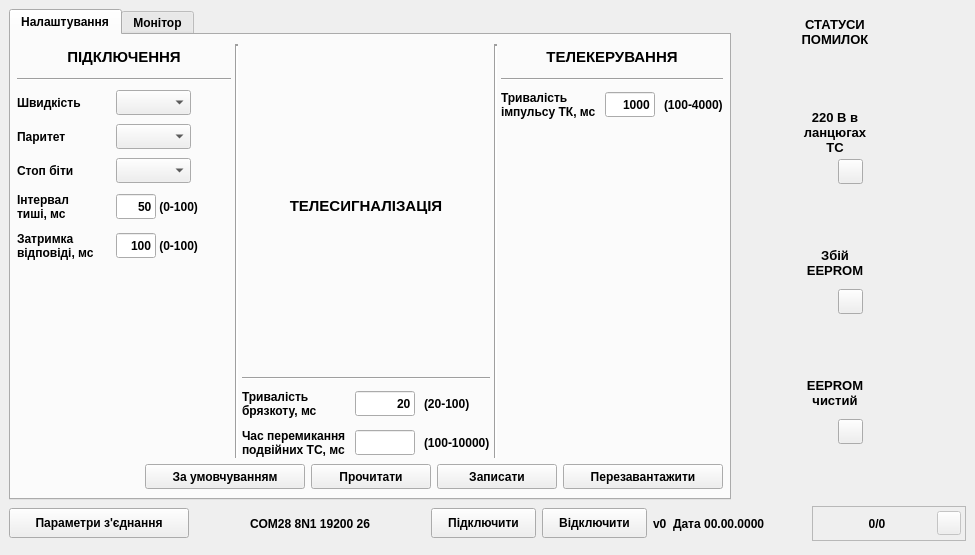
Before: the Qt Designer form mdio.ui in Goodjamp/Mdio, drawn with Qt 5.
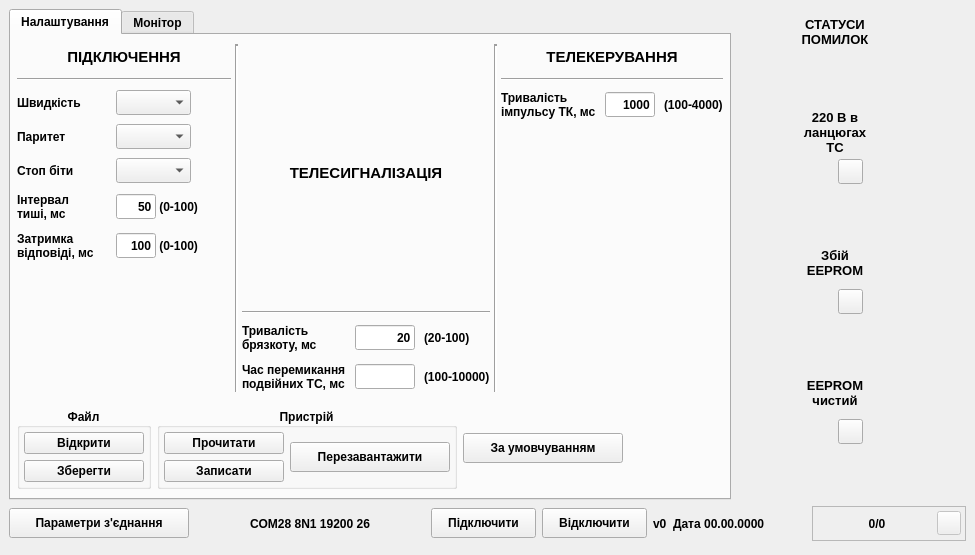
After: the same form once the commit is applied.

Commit message: Added storing settings

What changed in the file:
```diff
--- a/mdio.ui
+++ b/mdio.ui
@@ -854,6 +854,200 @@
           </item>
           <item>
            <layout class="QHBoxLayout" name="horizontalLayout_3">
+            <property name="topMargin">
+             <number>10</number>
+            </property>
+            <item>
+             <widget class="QGroupBox" name="groupBox">
+              <property name="title">
+               <string>Файл</string>
+              </property>
+              <property name="alignment">
+               <set>Qt::AlignCenter</set>
+              </property>
+              <layout class="QVBoxLayout" name="verticalLayout_6">
+               <property name="leftMargin">
+                <number>4</number>
+               </property>
+               <property name="topMargin">
+                <number>4</number>
+               </property>
+               <property name="rightMargin">
+                <number>4</number>
+               </property>
+               <property name="bottomMargin">
+                <number>4</number>
+               </property>
+               <item>
+                <widget class="QPushButton" name="pbOpenSettingsFile">
+                 <property name="minimumSize">
+                  <size>
+                   <width>120</width>
+                   <height>0</height>
+                  </size>
+                 </property>
+                 <property name="maximumSize">
+                  <size>
+                   <width>120</width>
+                   <height>16777215</height>
+                  </size>
+                 </property>
+                 <property name="text">
+                  <string>Відкрити</string>
+                 </property>
+                </widget>
+               </item>
+               <item>
+                <widget class="QPushButton" name="pbSaveSettingsFile">
+                 <property name="minimumSize">
+                  <size>
+                   <width>120</width>
+                   <height>0</height>
+                  </size>
+                 </property>
+                 <property name="maximumSize">
+                  <size>
+                   <width>120</width>
+                   <height>16777215</height>
+                  </size>
+                 </property>
+                 <property name="text">
+                  <string>Зберегти</string>
+                 </property>
+                </widget>
+               </item>
+              </layout>
+             </widget>
+            </item>
+            <item>
+             <widget class="QGroupBox" name="groupBox_2">
+              <property name="title">
+               <string>Пристрій</string>
+              </property>
+              <property name="alignment">
+               <set>Qt::AlignCenter</set>
+              </property>
+              <layout class="QHBoxLayout" name="horizontalLayout_9">
+               <property name="leftMargin">
+                <number>4</number>
+               </property>
+               <property name="topMargin">
+                <number>4</number>
+               </property>
+               <property name="rightMargin">
+                <number>4</number>
+               </property>
+               <property name="bottomMargin">
+                <number>4</number>
+               </property>
+               <item>
+                <layout class="QVBoxLayout" name="verticalLayout_5">
+                 <property name="spacing">
+                  <number>6</number>
+                 </property>
+                 <property name="rightMargin">
+                  <number>0</number>
+                 </property>
+                 <item>
+                  <widget class="QPushButton" name="pbReadSettings">
+                   <property name="minimumSize">
+                    <size>
+                     <width>120</width>
+                     <height>0</height>
+                    </size>
+                   </property>
+                   <property name="maximumSize">
+                    <size>
+                     <width>120</width>
+                     <height>1600</height>
+                    </size>
+                   </property>
+                   <property name="font">
+                    <font>
+                     <pointsize>9</pointsize>
+                     <bold>true</bold>
+                     <stylestrategy>PreferDefault</stylestrategy>
+                    </font>
+                   </property>
+                   <property name="text">
+                    <string>Прочитати</string>
+                   </property>
+                  </widget>
+                 </item>
+                 <item>
+                  <widget class="QPushButton" name="pbApplySettings">
+                   <property name="minimumSize">
+                    <size>
+                     <width>120</width>
+                     <height>0</height>
+                    </size>
+                   </property>
+                   <property name="maximumSize">
+                    <size>
+                     <width>120</width>
+                     <height>1600</height>
+                    </size>
+                   </property>
+                   <property name="font">
+                    <font>
+                     <pointsize>9</pointsize>
+                     <bold>true</bold>
+                    </font>
+                   </property>
+                   <property name="text">
+                    <string>Записати</string>
+                   </property>
+                  </widget>
+                 </item>
+                </layout>
+               </item>
+               <item>
+                <widget class="QPushButton" name="pbReload">
+                 <property name="minimumSize">
+                  <size>
+                   <width>160</width>
+                   <height>30</height>
+                  </size>
+                 </property>
+                 <property name="maximumSize">
+                  <size>
+                   <width>160</width>
+                   <height>30</height>
+                  </size>
+                 </property>
+                 <property name="font">
+                  <font>
+                   <pointsize>9</pointsize>
+                   <bold>true</bold>
+                  </font>
+                 </property>
+                 <property name="text">
+                  <string>Перезавантажити</string>
+                 </property>
+                </widget>
+               </item>
+              </layout>
+             </widget>
+            </item>
+            <item>
+             <widget class="QPushButton" name="pbSetDefaultSettings">
+              <property name="minimumSize">
+               <size>
+                <width>160</width>
+                <height>30</height>
+               </size>
+              </property>
+              <property name="maximumSize">
+               <size>
+                <width>160</width>
+                <height>30</height>
+               </size>
+              </property>
+              <property name="text">
+               <string>За умовчуванням</string>
+              </property>
+             </widget>
+            </item>
             <item>
              <spacer name="horizontalSpacer_2">
               <property name="orientation">
@@ -867,100 +1061,6 @@
               </property>
              </spacer>
             </item>
-            <item>
-             <widget class="QPushButton" name="pbSetDefaultSettings">
-              <property name="minimumSize">
-               <size>
-                <width>160</width>
-                <height>25</height>
-               </size>
-              </property>
-              <property name="maximumSize">
-               <size>
-                <width>160</width>
-                <height>25</height>
-               </size>
-              </property>
-              <property name="text">
-               <string>За умовчуванням</string>
-              </property>
-             </widget>
-            </item>
-            <item>
-             <widget class="QPushButton" name="pbReadSettings">
-              <property name="minimumSize">
-               <size>
-                <width>120</width>
-                <height>25</height>
-               </size>
-              </property>
-              <property name="maximumSize">
-               <size>
-                <width>120</width>
-                <height>25</height>
-               </size>
-              </property>
-              <property name="font">
-               <font>
-                <pointsize>9</pointsize>
-                <bold>true</bold>
-               </font>
-              </property>
-              <property name="text">
-               <string>Прочитати</string>
-              </property>
-             </widget>
-            </item>
-            <item>
-             <widget class="QPushButton" name="pbApplySettings">
-              <property name="minimumSize">
-               <size>
-                <width>120</width>
-                <height>25</height>
-               </size>
-              </property>
-              <property name="maximumSize">
-               <size>
-                <width>120</width>
-                <height>25</height>
-               </size>
-              </property>
-              <property name="font">
-               <font>
-                <pointsize>9</pointsize>
-                <bold>true</bold>
-               </font>
-              </property>
-              <property name="text">
-               <string>Записати</string>
-              </property>
-             </widget>
-            </item>
-            <item>
-             <widget class="QPushButton" name="pbReload">
-              <property name="minimumSize">
-               <size>
-                <width>160</width>
-                <height>25</height>
-               </size>
-              </property>
-              <property name="maximumSize">
-               <size>
-                <width>160</width>
-                <height>25</height>
-               </size>
-              </property>
-              <property name="font">
-               <font>
-                <pointsize>9</pointsize>
-                <bold>true</bold>
-               </font>
-              </property>
-              <property name="text">
-               <string>Перезавантажити</string>
-              </property>
-             </widget>
-            </item>
            </layout>
           </item>
          </layout>
```
The commit also changes 16 other files.
